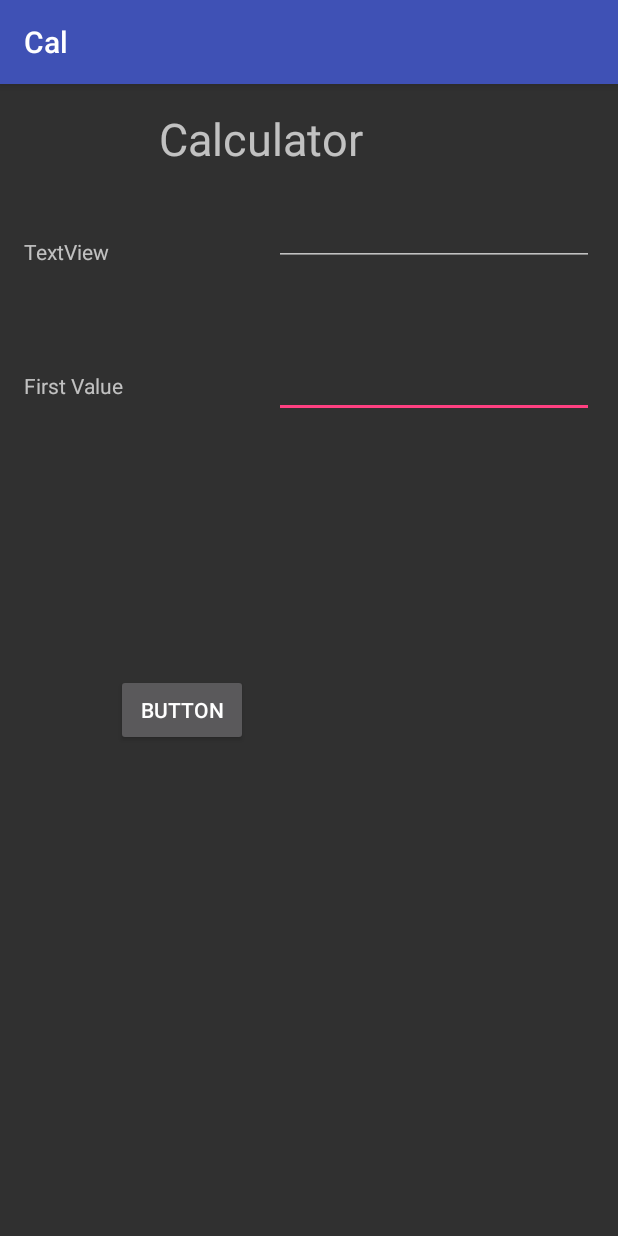
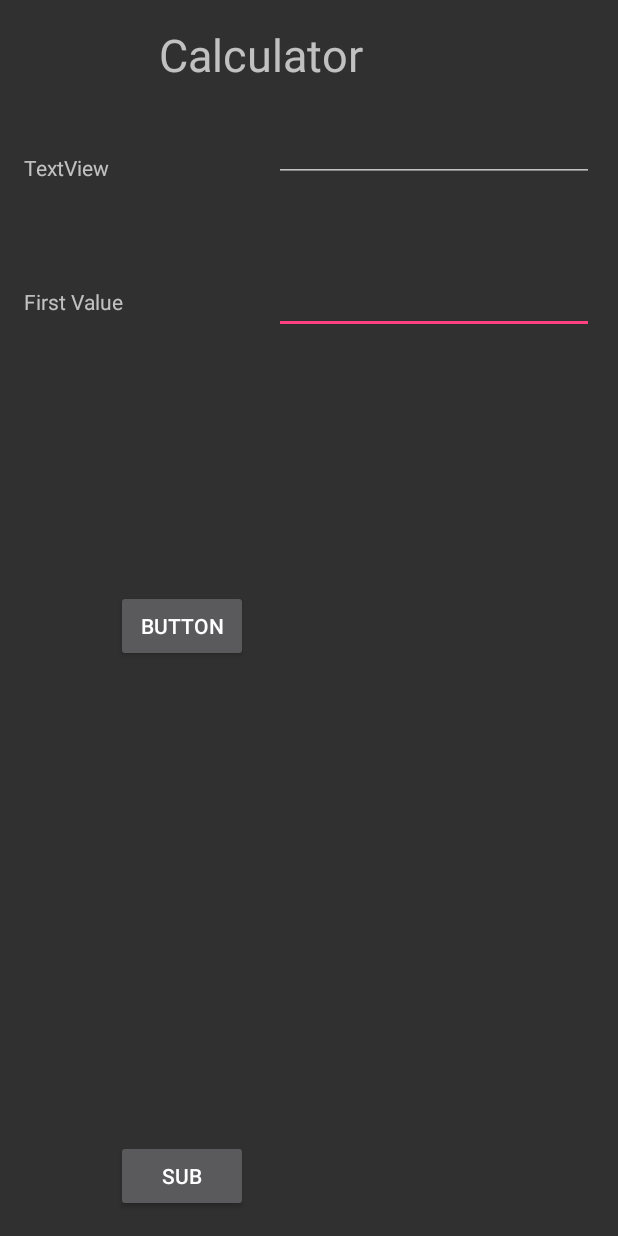
Before and after one commit to SathishSmart/Calculator, an Android app: the screen it shows after launch (MainActivity), on a phone screen of 412 x 824 dp. Run offline under Robolectric (Android 15) with nearby library versions, the phone set to English and light mode, and no system bars.

Commit message:
change class file

```diff
--- a/app/src/main/java/smartglossa/com/cal/MainActivity.java
+++ b/app/src/main/java/smartglossa/com/cal/MainActivity.java
@@ -1,17 +1,18 @@
 package smartglossa.com.cal;
 
-import android.support.v7.app.AppCompatActivity;
+import android.app.Activity;
 import android.os.Bundle;
 import android.view.View;
 import android.widget.Button;
 import android.widget.EditText;
 import android.widget.TextView;
 
-public class MainActivity extends AppCompatActivity {
+public class MainActivity extends Activity {
     EditText res1;
     EditText res2;
     TextView res3;
     Button Add;
+    Button sub;
     Integer x,y,z;
 
     @Override
@@ -22,14 +23,26 @@ public class MainActivity extends AppCompatActivity {
         res2=(EditText)findViewById(R.id.edit2);
         res3=(TextView)findViewById(R.id.res);
         Add=(Button)findViewById(R.id.button);
+        sub=(Button)findViewById(R.id.sub);
         Add.setOnClickListener(new View.OnClickListener() {
             @Override
             public void onClick(View v) {
                 x=Integer.parseInt(res1.getText().toString());
                 y=Integer.parseInt(res2.getText().toString());
-                z=x+y;
+                z=x + y;
                 res3.setText(Integer.toString(z));
             }
+
+        });
+        sub.setOnClickListener(new View.OnClickListener() {
+            @Override
+            public void onClick(View v) {
+                x=Integer.parseInt(res1.getText().toString());
+                y=Integer.parseInt(res2.getText().toString());
+                z=x * y;
+                res3.setText(Integer.toString(z));
+            }
+
         });
 
     }
--- a/app/src/main/res/layout/activity_main.xml
+++ b/app/src/main/res/layout/activity_main.xml
@@ -80,4 +80,13 @@
         android:layout_toStartOf="@+id/edit2"
         android:layout_marginTop="11dp" />
 
+    <Button
+        android:text="sub"
+        android:layout_width="wrap_content"
+        android:layout_height="wrap_content"
+        android:layout_alignParentBottom="true"
+        android:layout_alignLeft="@+id/button"
+        android:layout_alignStart="@+id/button"
+        android:id="@+id/sub" />
+
 </RelativeLayout>
```
